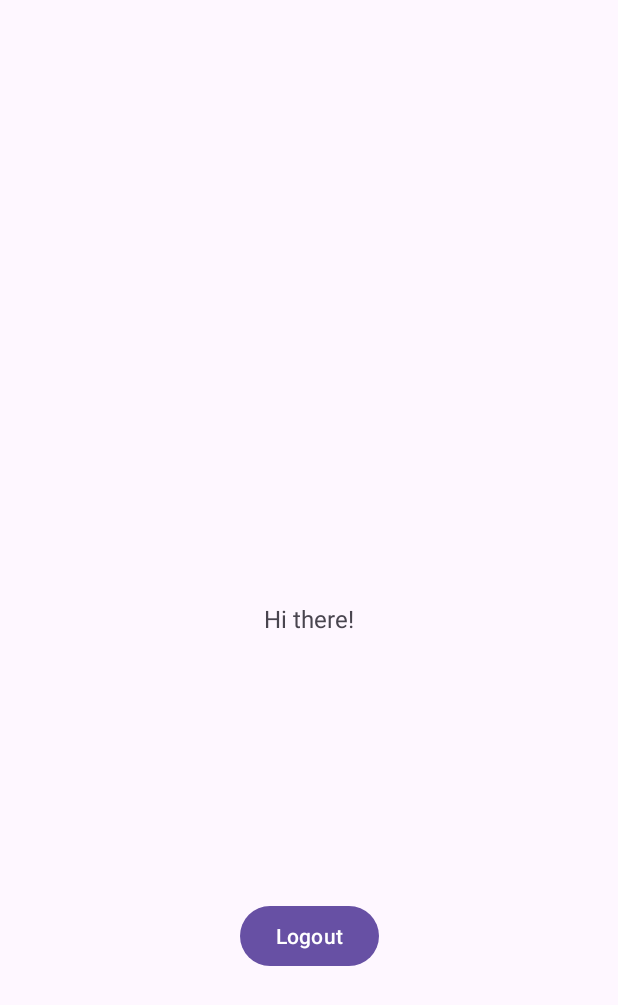
After one commit to aashish-ranjan/bookshelf, an Android app: the BookListActivity screen opened directly, with no data from a screen before it, on a phone screen of 412 x 824 dp. The commit adds this screen. Shown: the top 1005 px of the screen. Run offline under Robolectric (Android 15) with nearby library versions, the phone set to English and light mode, and no system bars.

Commit message:
launch bookListActivity on login success

```diff
--- a/app/src/main/AndroidManifest.xml
+++ b/app/src/main/AndroidManifest.xml
@@ -14,6 +14,9 @@
         android:theme="@style/Theme.BookShelf"
         tools:targetApi="31">
         <activity
+            android:name=".ui.BookListActivity"
+            android:exported="false" />
+        <activity
             android:name=".ui.AuthActivity"
             android:exported="true"
             android:windowSoftInputMode="adjustResize">
--- /dev/null
+++ b/app/src/main/java/com/aashish/bookshelf/ui/BookListActivity.kt
@@ -0,0 +1,12 @@
+package com.aashish.bookshelf.ui
+
+import androidx.appcompat.app.AppCompatActivity
+import android.os.Bundle
+import com.aashish.bookshelf.R
+
+class BookListActivity : AppCompatActivity() {
+    override fun onCreate(savedInstanceState: Bundle?) {
+        super.onCreate(savedInstanceState)
+        setContentView(R.layout.activity_book_list)
+    }
+}
--- a/app/src/main/java/com/aashish/bookshelf/ui/LoginFragment.kt
+++ b/app/src/main/java/com/aashish/bookshelf/ui/LoginFragment.kt
@@ -1,5 +1,6 @@
 package com.aashish.bookshelf.ui
 
+import android.content.Intent
 import android.os.Bundle
 import android.view.LayoutInflater
 import android.view.View
@@ -47,7 +48,8 @@ class LoginFragment : Fragment() {
             when (loginResult) {
                 is Resource.Success -> {
                     binding.loginProgressBar.isVisible = false
-                    Snackbar.make(binding.root, loginResult.message ?: "Login Success", Snackbar.LENGTH_SHORT).show()
+                    val intent = Intent(requireActivity(), BookListActivity::class.java)
+                    startActivity(intent)
                 }
 
                 is Resource.Error -> {
--- /dev/null
+++ b/app/src/main/res/layout/activity_book_list.xml
@@ -0,0 +1,30 @@
+<?xml version="1.0" encoding="utf-8"?>
+<androidx.constraintlayout.widget.ConstraintLayout xmlns:android="http://schemas.android.com/apk/res/android"
+    xmlns:app="http://schemas.android.com/apk/res-auto"
+    xmlns:tools="http://schemas.android.com/tools"
+    android:layout_width="match_parent"
+    android:layout_height="match_parent"
+    tools:context=".ui.AuthActivity">
+
+    <TextView
+        android:id="@+id/tv_username"
+        android:layout_width="wrap_content"
+        android:layout_height="wrap_content"
+        android:text="Hi there!"
+        android:textSize="16sp"
+        app:layout_constraintBottom_toBottomOf="parent"
+        app:layout_constraintEnd_toEndOf="parent"
+        app:layout_constraintStart_toStartOf="parent"
+        app:layout_constraintTop_toTopOf="parent" />
+
+    <Button
+        android:id="@+id/btn_logout"
+        android:layout_width="wrap_content"
+        android:layout_height="wrap_content"
+        android:text="Logout"
+        app:layout_constraintBottom_toBottomOf="parent"
+        app:layout_constraintEnd_toEndOf="parent"
+        app:layout_constraintStart_toStartOf="parent"
+        app:layout_constraintTop_toBottomOf="@id/tv_username" />
+
+</androidx.constraintlayout.widget.ConstraintLayout>
```
